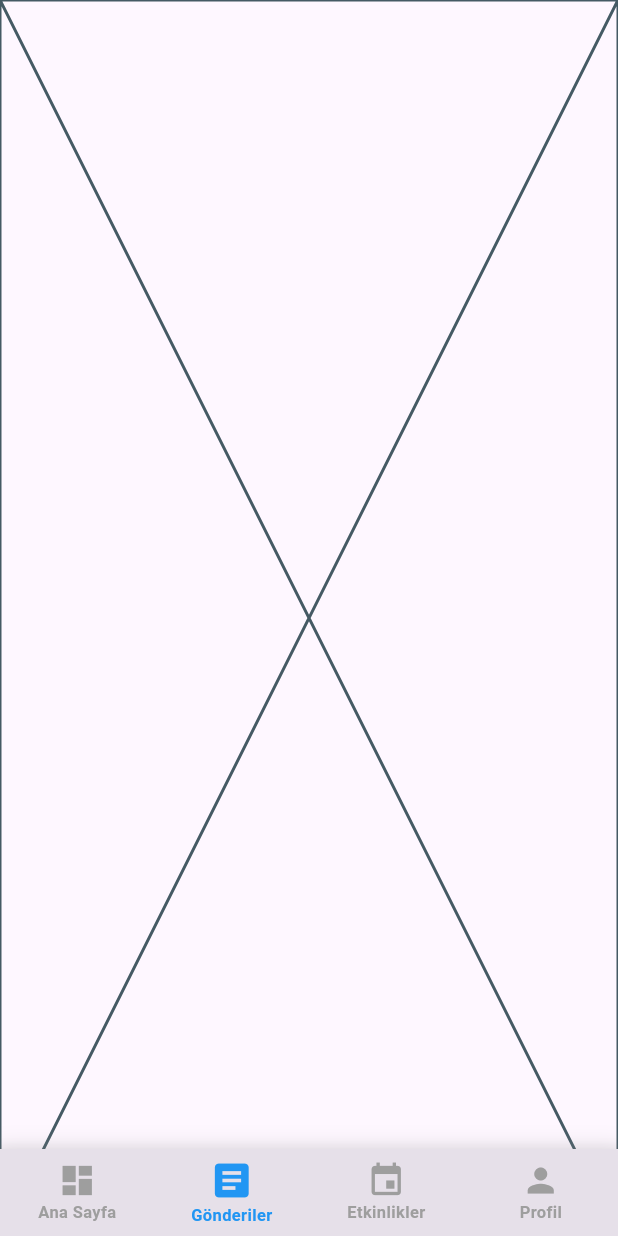
After one commit to ETOTEK-Mobil/etotek_mobil, a Flutter app: the NavigationView screen opened directly, item 2 of the bottom bar chosen, on a phone screen of 412 x 824 dp. The commit adds this screen. Run offline on Flutter 3.47's test engine with Material 3 defaults, Android fonts, the phone set to English and light mode, and no system bars; drawn by our look-alikes of stylish_bottom_bar; our stand-ins replace shared_preferences; accounts and stored records are empty.

Commit message:
Implement navigation view and update main app routing; add events, posts, and profile views

```diff
--- a/lib/main.dart
+++ b/lib/main.dart
@@ -1,8 +1,8 @@
-import 'package:flutter/material.dart';
 import 'package:etotek_mobil/core/init/app_init.dart';
 import 'package:etotek_mobil/services/shared_prefs_service.dart';
-import 'package:etotek_mobil/ui/view/home/home_view.dart';
 import 'package:etotek_mobil/ui/view/login/login_view.dart';
+import 'package:etotek_mobil/ui/view/navigation/navigation_view.dart';
+import 'package:flutter/material.dart';
 
 void main() async {
   await AppInit.init();
@@ -16,7 +16,7 @@ class MainApp extends StatelessWidget {
   Widget build(BuildContext context) {
     final loggedIn = SharedPrefsService().token != null;
     return MaterialApp(
-      home: loggedIn ? const HomeView() : const LoginView(),
+      home: loggedIn ? const NavigationView() : const LoginView(),
     );
   }
 }
--- /dev/null
+++ b/lib/ui/view/events/events_view.dart
@@ -0,0 +1,10 @@
+import 'package:flutter/material.dart';
+
+class EventsView extends StatelessWidget {
+  const EventsView({super.key});
+
+  @override
+  Widget build(BuildContext context) {
+    return const Placeholder();
+  }
+}
--- /dev/null
+++ b/lib/ui/view/navigation/navigation_view.dart
@@ -0,0 +1,92 @@
+import 'package:etotek_mobil/ui/view/events/events_view.dart';
+import 'package:etotek_mobil/ui/view/home/home_view.dart';
+import 'package:etotek_mobil/ui/view/posts/posts_view.dart';
+import 'package:etotek_mobil/ui/view/profile/profile_view.dart';
+import 'package:flutter/material.dart';
+import 'package:stylish_bottom_bar/stylish_bottom_bar.dart';
+
+class NavigationView extends StatefulWidget {
+  const NavigationView({super.key});
+
+  @override
+  State<NavigationView> createState() => _NavigationViewState();
+}
+
+class _NavigationViewState extends State<NavigationView> {
+  int currentPage = 0;
+
+  final List<Widget> pagesList = [
+    const HomeView(),
+    const PostsView(),
+    const EventsView(),
+    const ProfileView(),
+  ];
+
+  final TextStyle labelStyle = const TextStyle(fontSize: 11);
+
+  @override
+  Widget build(BuildContext context) {
+    return Scaffold(
+      resizeToAvoidBottomInset: false,
+      extendBody: true,
+      body: GestureDetector(onTap: () => FocusScope.of(context).unfocus(), child: pagesList[currentPage]),
+      bottomNavigationBar: Container(
+        decoration: BoxDecoration(
+          boxShadow: [
+            BoxShadow(
+              color: Colors.grey.withOpacity(0.2),
+              spreadRadius: 3,
+              blurRadius: 10,
+              offset: const Offset(0, -1),
+            ),
+          ],
+        ),
+        child: StylishBottomBar(
+          elevation: 10,
+          hasNotch: true,
+          backgroundColor: Theme.of(context).colorScheme.surfaceContainerHighest,
+          items: [
+            BottomBarItem(
+              selectedColor: Colors.blue,
+              icon: const Icon(Icons.dashboard),
+              title: Text(
+                style: labelStyle,
+                'Ana Sayfa',
+              ),
+            ),
+            BottomBarItem(
+              selectedColor: Colors.blue,
+              icon: const Icon(Icons.article),
+              title: Text(
+                style: labelStyle,
+                'Gönderiler',
+              ),
+            ),
+            BottomBarItem(
+              selectedColor: Colors.blue,
+              icon: const Icon(Icons.event),
+              title: Text(
+                style: labelStyle,
+                'Etkinlikler',
+              ),
+            ),
+            BottomBarItem(
+              selectedColor: Colors.blue,
+              icon: const Icon(Icons.person),
+              title: Text(style: labelStyle, 'Profil'),
+            ),
+          ],
+          option: AnimatedBarOptions(
+            barAnimation: BarAnimation.blink,
+          ),
+          currentIndex: currentPage,
+          onTap: (value) {
+            setState(() {
+              currentPage = value;
+            });
+          },
+        ),
+      ),
+    );
+  }
+}
--- /dev/null
+++ b/lib/ui/view/posts/posts_view.dart
@@ -0,0 +1,10 @@
+import 'package:flutter/material.dart';
+
+class PostsView extends StatelessWidget {
+  const PostsView({super.key});
+
+  @override
+  Widget build(BuildContext context) {
+    return const Placeholder();
+  }
+}
--- /dev/null
+++ b/lib/ui/view/profile/profile_view.dart
@@ -0,0 +1,10 @@
+import 'package:flutter/material.dart';
+
+class ProfileView extends StatelessWidget {
+  const ProfileView({super.key});
+
+  @override
+  Widget build(BuildContext context) {
+    return const Placeholder();
+  }
+}
--- a/pubspec.yaml
+++ b/pubspec.yaml
@@ -12,6 +12,7 @@ dependencies:
   http: ^1.2.2
   json_annotation: ^4.9.0
   shared_preferences: 2.3.0
+  stylish_bottom_bar: ^1.1.1
 
 dev_dependencies:
   build_runner: ^2.4.13
```
Also changed, not shown: pubspec.lock.
